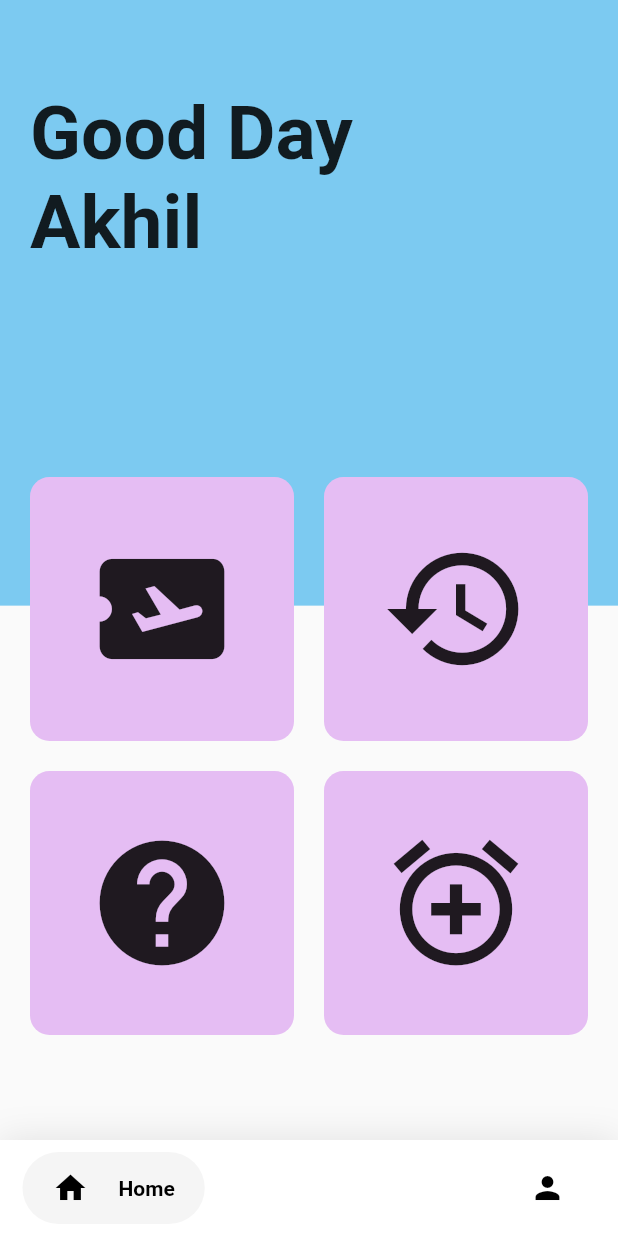
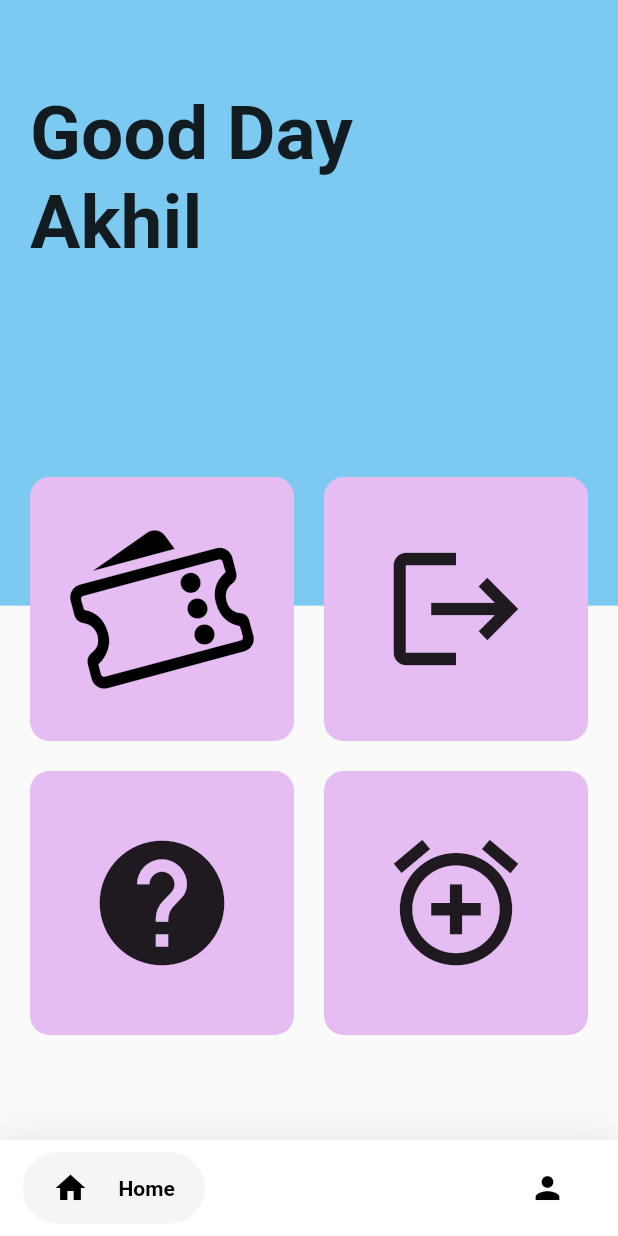
Before and after one commit to akhilpdominic/Miniproject-main, a Flutter app: the homePage screen opened directly, on a phone screen of 412 x 824 dp. Run offline on Flutter 3.47's test engine with Material 2 defaults, Android fonts, the phone set to English and light mode, and no system bars; drawn by our look-alikes of google_nav_bar; our stand-ins replace cloud_firestore, firebase_auth, firebase_core, google_fonts, google_maps_flutter, splashscreen and 1 more; missing offline and left inert: barcode_scan_fix, flutter_polyline_points, number_inc_dec; accounts and stored records are empty.

Commit message:
Changed Ticket and Logout Icons

```diff
--- a/lib/main.dart
+++ b/lib/main.dart
@@ -41,7 +41,7 @@ class MyApp extends StatelessWidget {
         visualDensity: VisualDensity.adaptivePlatformDensity,
       ),
       home: SplashScreen(
-        seconds: 2,
+        seconds: 3,
         navigateAfterSeconds:welcome(),
         title: new Text(
           'E-Tick',
--- a/lib/screens/homepage.dart
+++ b/lib/screens/homepage.dart
@@ -4,6 +4,8 @@ import 'package:google_fonts/google_fonts.dart';
 import 'package:google_nav_bar/google_nav_bar.dart';
 import 'package:miniproject/screens/barcodeHomepage.dart';
 import 'package:miniproject/screens/infopage.dart';
+import 'package:flutter/cupertino.dart';
+
 
 class homePage extends StatefulWidget {
   const homePage({ Key? key }) : super(key: key);
@@ -62,8 +64,10 @@ class _homePageState extends State<homePage> {
                           color: Color.fromARGB(255, 229, 189, 243),
                           borderRadius: BorderRadius.circular(13)
                         ),
-                        child: Icon(Icons.airplane_ticket,
-                        size: 100,),
+                        child: Icon(CupertinoIcons.tickets,
+                        color: Color.fromARGB(255, 0, 0, 0),
+      size: 125,)
+,
 
                       ),
                     ),
@@ -77,7 +81,7 @@ class _homePageState extends State<homePage> {
                           color: Color.fromARGB(255, 229, 189, 243),
                           borderRadius: BorderRadius.circular(13)
                         ),
-                        child: Icon(Icons.history,
+                        child: Icon(Icons.logout,
                         size: 100,),
                                          ),
                      ),
```
